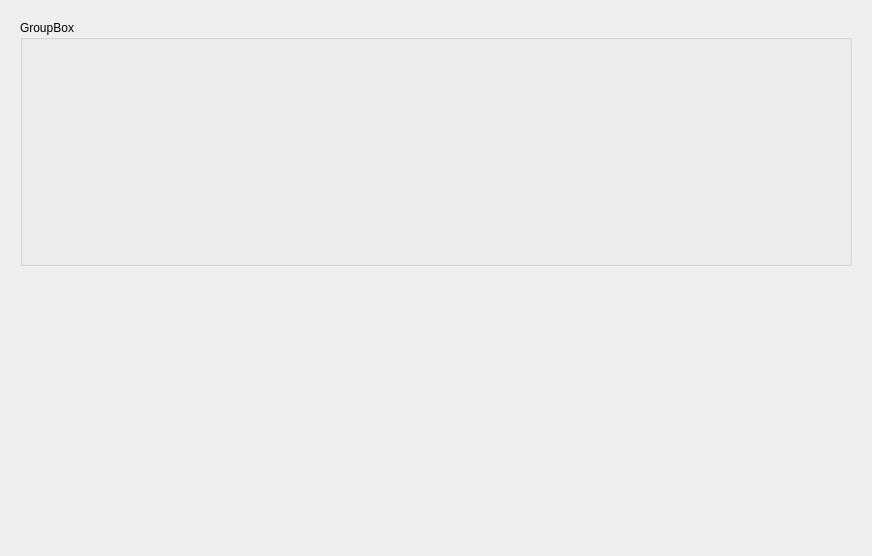
First picture: the form in energy/ui/test03/ui_003.ui, repository AgueroZzz/Electric-energy-detection, before the edit.
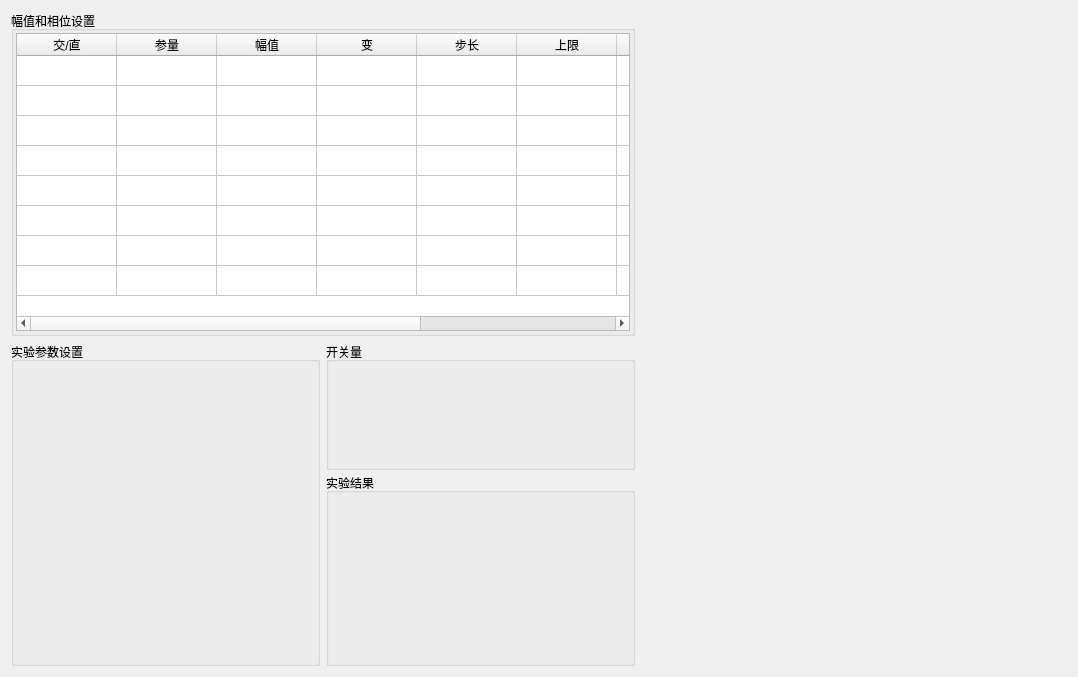
Second picture: the form after the edit.

```diff
--- a/energy/ui/test03/ui_003.ui
+++ b/energy/ui/test03/ui_003.ui
@@ -6,25 +6,148 @@
    <rect>
     <x>0</x>
     <y>0</y>
-    <width>872</width>
-    <height>556</height>
+    <width>1078</width>
+    <height>677</height>
    </rect>
   </property>
   <property name="windowTitle">
    <string>Form</string>
   </property>
-  <layout class="QVBoxLayout" name="verticalLayout">
+  <layout class="QHBoxLayout" name="horizontalLayout" stretch="3,2">
+   <property name="spacing">
+    <number>4</number>
+   </property>
+   <property name="leftMargin">
+    <number>2</number>
+   </property>
+   <property name="topMargin">
+    <number>2</number>
+   </property>
+   <property name="rightMargin">
+    <number>2</number>
+   </property>
+   <property name="bottomMargin">
+    <number>2</number>
+   </property>
    <item>
     <widget class="QWidget" name="widget" native="true">
-     <layout class="QVBoxLayout" name="verticalLayout_2">
+     <layout class="QVBoxLayout" name="verticalLayout_2" stretch="1,1">
       <item>
        <widget class="QGroupBox" name="groupBox">
         <property name="title">
-         <string>GroupBox</string>
+         <string>幅值和相位设置</string>
         </property>
-        <layout class="QVBoxLayout" name="verticalLayout_3"/>
+        <layout class="QHBoxLayout" name="horizontalLayout_3">
+         <property name="leftMargin">
+          <number>2</number>
+         </property>
+         <property name="topMargin">
+          <number>2</number>
+         </property>
+         <property name="rightMargin">
+          <number>2</number>
+         </property>
+         <property name="bottomMargin">
+          <number>2</number>
+         </property>
+         <item>
+          <widget class="QTableWidget" name="tableWidget">
+           <property name="rowCount">
+            <number>8</number>
+           </property>
+           <attribute name="verticalHeaderVisible">
+            <bool>false</bool>
+           </attribute>
+           <row/>
+           <row/>
+           <row/>
+           <row/>
+           <row/>
+           <row/>
+           <row/>
+           <row/>
+           <column>
+            <property name="text">
+             <string>交/直</string>
+            </property>
+           </column>
+           <column>
+            <property name="text">
+             <string>参量</string>
+            </property>
+           </column>
+           <column>
+            <property name="text">
+             <string>幅值</string>
+            </property>
+           </column>
+           <column>
+            <property name="text">
+             <string>变</string>
+            </property>
+           </column>
+           <column>
+            <property name="text">
+             <string>步长</string>
+            </property>
+           </column>
+           <column>
+            <property name="text">
+             <string>上限</string>
+            </property>
+           </column>
+           <column>
+            <property name="text">
+             <string>相位</string>
+            </property>
+           </column>
+           <column>
+            <property name="text">
+             <string>变</string>
+            </property>
+           </column>
+           <column>
+            <property name="text">
+             <string>步长</string>
+            </property>
+           </column>
+          </widget>
+         </item>
+        </layout>
        </widget>
       </item>
+      <item>
+       <layout class="QHBoxLayout" name="horizontalLayout_2" stretch="1,1">
+        <item>
+         <widget class="QGroupBox" name="groupBox_2">
+          <property name="title">
+           <string>实验参数设置</string>
+          </property>
+         </widget>
+        </item>
+        <item>
+         <layout class="QVBoxLayout" name="verticalLayout" stretch="2,3">
+          <property name="spacing">
+           <number>3</number>
+          </property>
+          <item>
+           <widget class="QGroupBox" name="groupBox_3">
+            <property name="title">
+             <string>开关量</string>
+            </property>
+           </widget>
+          </item>
+          <item>
+           <widget class="QGroupBox" name="groupBox_4">
+            <property name="title">
+             <string>实验结果</string>
+            </property>
+           </widget>
+          </item>
+         </layout>
+        </item>
+       </layout>
+      </item>
      </layout>
     </widget>
    </item>
```
